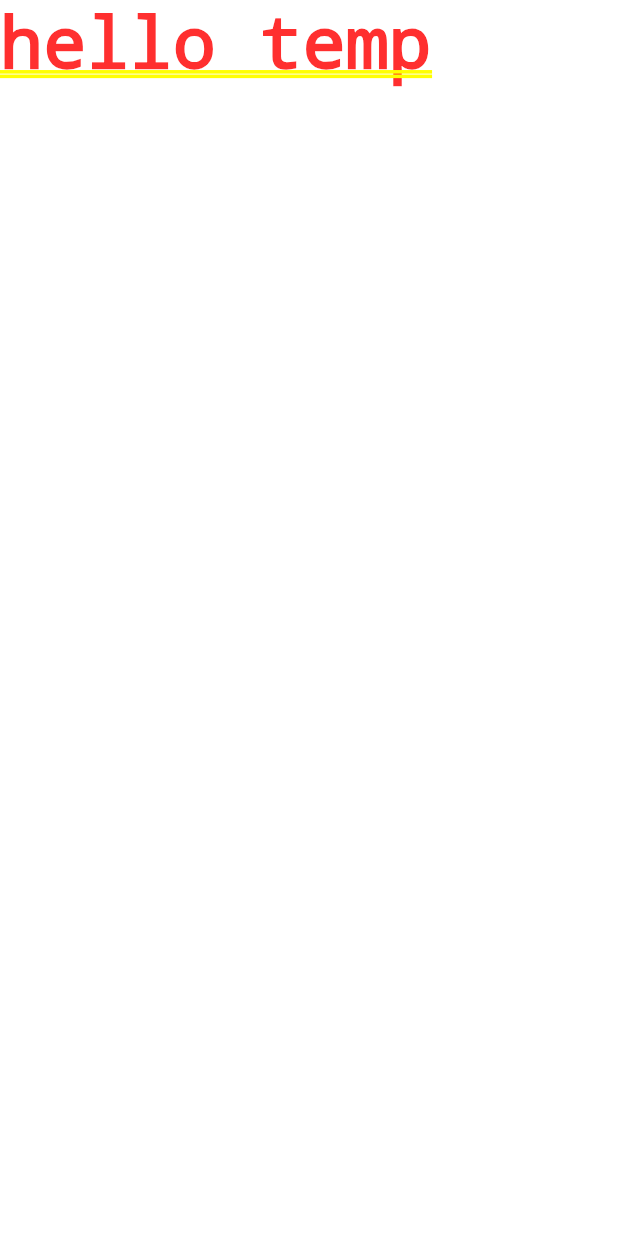
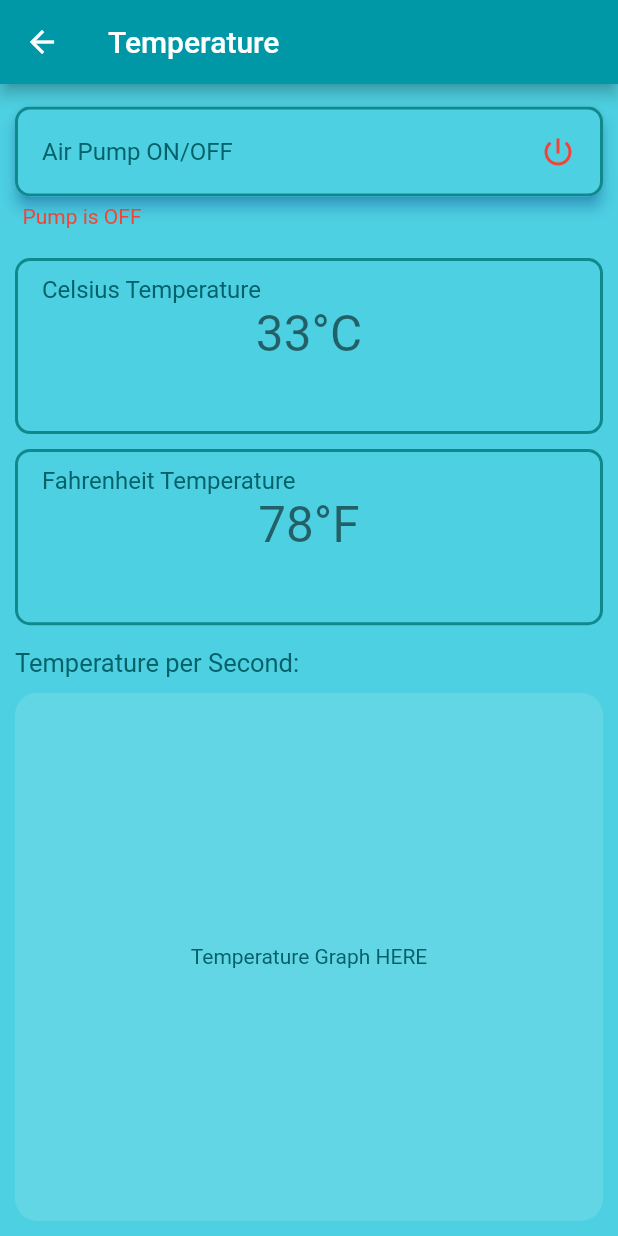
Before and after one commit to eqrakhattak/smart-biofloc-monitoring, a Flutter app: the screen it shows after launch, after a tap on "TEMP", on a phone screen of 412 x 824 dp. Run offline on Flutter 3.47's test engine with Material 2 defaults, Android fonts, the light colour scheme and no system bars; our stand-ins replace font_awesome_flutter.

Commit message:
Create Temprature Page

```diff
--- a/sci_fish/lib/pages/temp_page.dart
+++ b/sci_fish/lib/pages/temp_page.dart
@@ -1,10 +1,142 @@
 import 'package:flutter/material.dart';
+import 'package:sci_fish/constants.dart';
 
 class TemperaturePage extends StatelessWidget {
   const TemperaturePage({Key? key}) : super(key: key);
 
   @override
   Widget build(BuildContext context) {
-    return const Text('hello temp');
+    return Scaffold(
+      appBar: AppBar(
+        title: const Text('Temperature'),
+      ),
+      body: SafeArea(
+        child: Padding(
+          padding: const EdgeInsets.all(10.0),
+          child: Column(
+            crossAxisAlignment: CrossAxisAlignment.start,
+            children: [
+              const SizedBox(
+                height: 5.0,
+              ),
+              Material(
+                color: Colors.cyan[300],
+                elevation: 4,
+                borderRadius: BorderRadius.circular(10),
+                shadowColor: Colors.blue,
+                child: ListTile(
+                  title: const Text(
+                    'Air Pump ON/OFF',
+                    style: TextStyle(
+                      color: textColor,
+                    ),
+                  ),
+                  trailing: const Icon(Icons.power_settings_new),
+                  iconColor: colorOff,
+                  shape: RoundedRectangleBorder(
+                    side: const BorderSide(color: Color(0xFF10898d), width: 2),
+                    borderRadius: BorderRadius.circular(10),
+                  ),
+                  onTap: () => print('Air Pump Off'),
+                  //TODO: Add OnTap functionality
+                ),
+              ),
+              const Padding(
+                padding: EdgeInsets.only(left: 5.0, top: 5.0),
+                child: Text(
+                  'Pump is OFF',
+                  style: TextStyle(
+                    color: colorOff,
+                  ),
+                ),
+              ),
+              const SizedBox(
+                height: 20.0,
+              ),
+              Expanded(
+                flex: 1,
+                child: ListTile(
+                  title: const Text(
+                    'Celsius Temperature',
+                    style: TextStyle(
+                      color: textColor,
+                    ),
+                  ),
+                  subtitle: const Text(
+                    '33°C',
+                    textAlign: TextAlign.center,
+                    style: TextStyle(
+                      fontSize: 33.0,
+                      //TODO: edit textsize according to expanded
+                    ),
+                  ),
+                  shape: RoundedRectangleBorder(
+                    side: const BorderSide(color: Color(0xFF10898d), width: 2),
+                    borderRadius: BorderRadius.circular(10),
+                  ),
+                ),
+              ),
+              const SizedBox(
+                height: 10.0,
+              ),
+              Expanded(
+                flex: 1,
+                child: ListTile(
+                  title: const Text(
+                    'Fahrenheit Temperature',
+                    style: TextStyle(
+                      color: textColor,
+                    ),
+                  ),
+                  subtitle: const Text(
+                    '78°F',
+                    textAlign: TextAlign.center,
+                    style: TextStyle(
+                      fontSize: 33.0,
+                    ),
+                  ),
+                  shape: RoundedRectangleBorder(
+                    side: const BorderSide(color: Color(0xFF10898d), width: 2),
+                    borderRadius: BorderRadius.circular(10),
+                  ),
+                ),
+              ),
+              const SizedBox(
+                height: 15.0,
+              ),
+              const Text(
+                'Temperature per Second:',
+                style: TextStyle(
+                  fontSize: 17.0,
+                  color: textColor,
+                ),
+              ),
+              const SizedBox(
+                height: 10.0,
+              ),
+              Expanded(
+                flex: 3,
+                child: ClipRRect(
+                  borderRadius: BorderRadius.circular(15.0),
+                  child: Container(
+                    width: double.infinity,
+                    color: Colors.white12,
+                    child: const Center(
+                      //TODO: Add graph in here
+                      child: Text(
+                        'Temperature Graph HERE',
+                        style: TextStyle(
+                          color: textColor,
+                        ),
+                      ),
+                    ),
+                  ),
+                ),
+              ),
+            ],
+          ),
+        ),
+      ),
+    );
   }
 }
```
